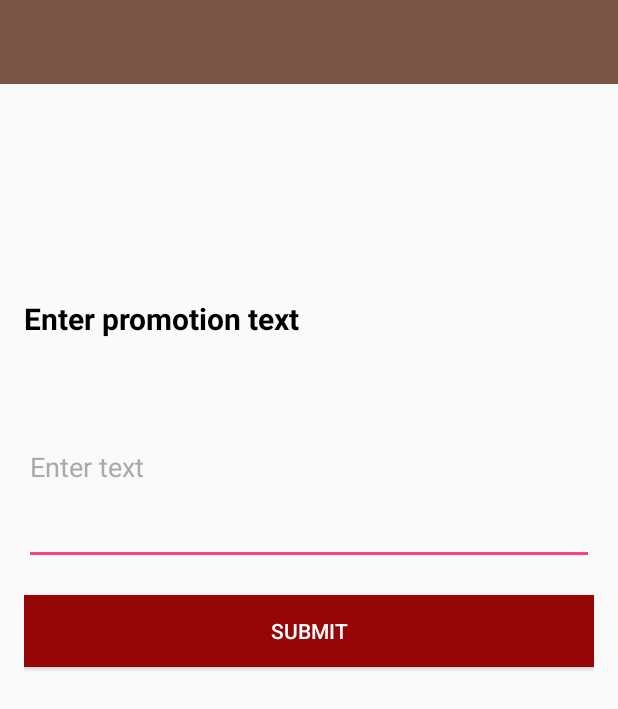
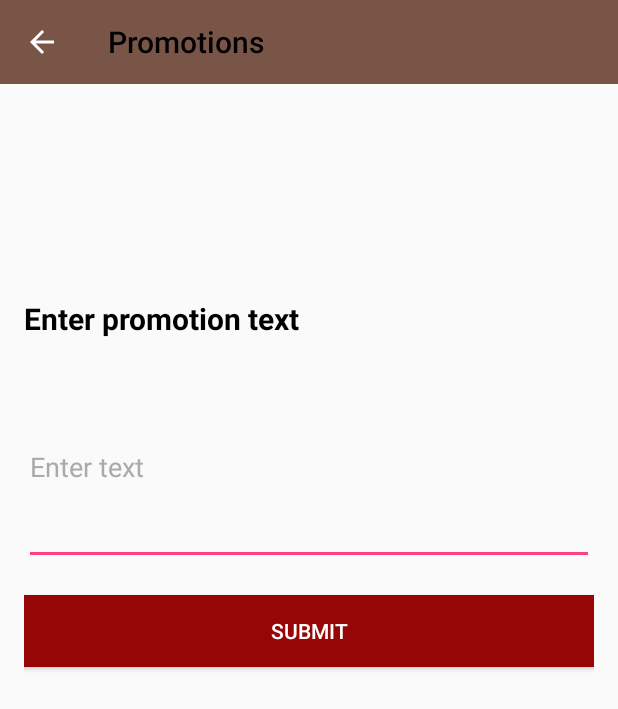
Before and after one commit to MayuraUthpala/PDMnew, an Android app: the activity_promotion_admin screen opened directly, with no data from a screen before it, on a phone screen of 412 x 824 dp. Shown: the top 709 px of the screen. Run offline under Robolectric (Android 15) with nearby library versions, the phone set to English and light mode, and no system bars; our stand-ins replace Firebase (no records; nobody signed in at launch, a user with empty details on screens opened directly).

Commit message:
promotion add

```diff
--- a/app/src/main/AndroidManifest.xml
+++ b/app/src/main/AndroidManifest.xml
@@ -37,6 +37,7 @@
         <activity android:name=".SignupActivity" />
         <activity android:name=".ResetPasswordActivity" />
         <activity android:name=".ProfileActivity" />
+
         <activity
             android:name=".PromotionActivity"
             android:parentActivityName=".MainActivity" />
@@ -62,7 +63,8 @@
         <activity
             android:name=".EmMap"
             android:label="@string/title_activity_em_map" />
-        <activity android:name=".activity_promotion_admin"></activity>
+        <activity android:name=".activity_promotion_admin"
+                  android:parentActivityName=".MainActivity"></activity>
     </application>
 
 </manifest>
--- a/app/src/main/java/com/example/mayur/pdm/activity_promotion_admin.java
+++ b/app/src/main/java/com/example/mayur/pdm/activity_promotion_admin.java
@@ -3,6 +3,7 @@ package com.example.mayur.pdm;
 import android.content.Intent;
 import android.os.Bundle;
 import android.support.v7.app.AppCompatActivity;
+import android.support.v7.widget.Toolbar;
 import android.view.View;
 import android.widget.Button;
 import android.widget.EditText;
@@ -19,6 +20,7 @@ import com.google.firebase.database.FirebaseDatabase;
 public class activity_promotion_admin extends AppCompatActivity {
 
     private Button Add;
+    private Toolbar mToolbar;
 
 
     @Override
@@ -26,11 +28,16 @@ public class activity_promotion_admin extends AppCompatActivity {
         super.onCreate(savedInstanceState);
         setContentView(R.layout.activity_promotion_admin);
 
+        mToolbar=(Toolbar) findViewById(R.id.prom_admin);
+        setSupportActionBar(mToolbar);
+        getSupportActionBar().setTitle("Promotions");
+        getSupportActionBar().setDisplayHomeAsUpEnabled(true);
+
 
         final DatabaseReference ref = FirebaseDatabase.getInstance().getReference("Promotion");
 
 
-        Button Add = (Button) findViewById(R.id.btn_submitPromotion);
+        Add = (Button) findViewById(R.id.btn_submitPromotion);
         final EditText promtext = (EditText) findViewById(R.id.promotionadd);
 
         Add.setOnClickListener(new View.OnClickListener() {
--- a/app/src/main/res/layout/activity_promotion_admin.xml
+++ b/app/src/main/res/layout/activity_promotion_admin.xml
@@ -7,7 +7,7 @@
     tools:context="com.example.mayur.pdm.ProfileActivity">
 
     <include
-        android:id="@+id/pw_toolbar"
+        android:id="@+id/prom_admin"
         layout="@layout/app_bar_layout">
 
     </include>
```
